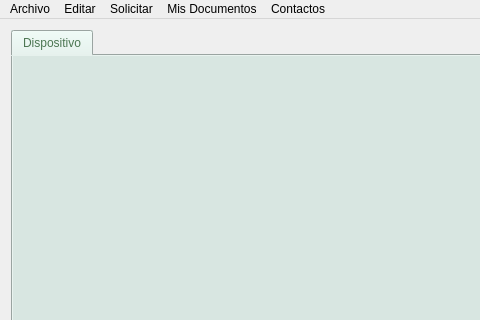
First picture: the form in client_fva/ui/ui_elements/fvaclientui.ui, repository luisza/dfva_client, before the edit; both pictures show x 0 to 480 and y 0 to 320 of the 638 by 452 pixel window.
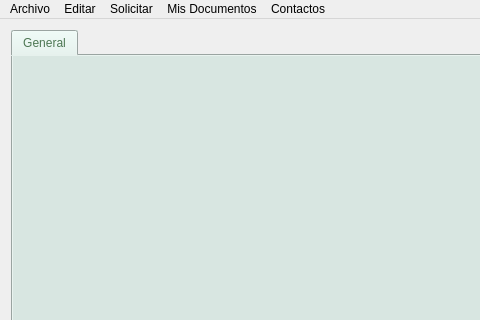
Second picture: the form after the edit. Icons and pictures are not drawn.

Commit message: Changes in behaviour and general tab.

Patch:
```diff
--- a/client_fva/ui/ui_elements/fvaclientui.ui
+++ b/client_fva/ui/ui_elements/fvaclientui.ui
@@ -102,7 +102,7 @@
         <enum>Qt::TabFocus</enum>
        </property>
        <attribute name="title">
-        <string>Dispositivo</string>
+        <string>General</string>
        </attribute>
        <layout class="QGridLayout" name="tab1Layout"/>
       </widget>
```
The commit also changes 6 other files.
